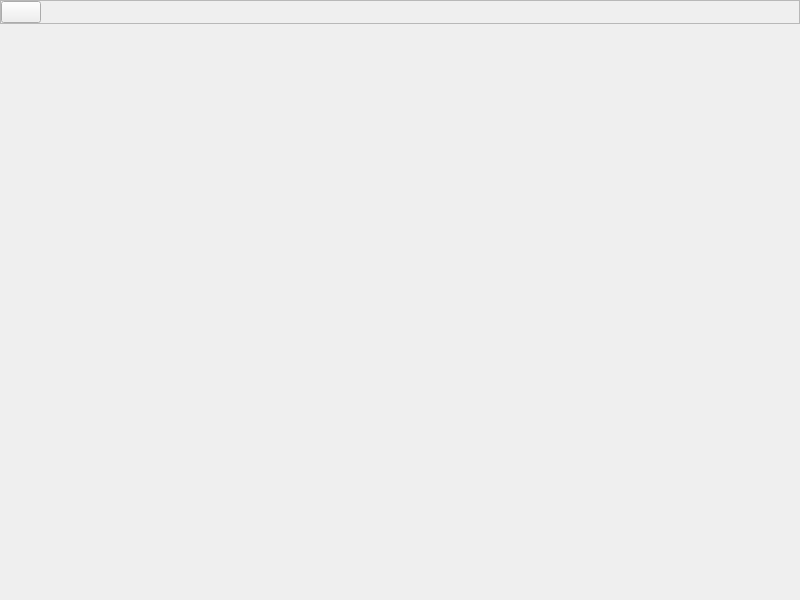
First picture: the form in mainwindow.ui, repository glennnys/Decided, before the edit.
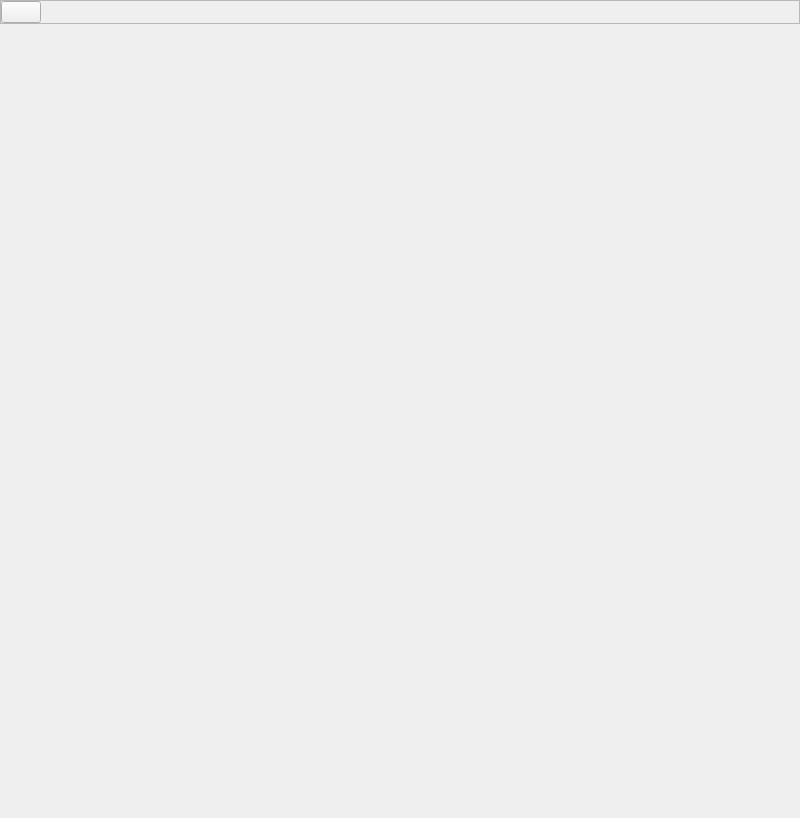
Second picture: the form after the edit. Icons and pictures are not drawn.

The edit to the form file:
```diff
--- a/mainwindow.ui
+++ b/mainwindow.ui
@@ -7,7 +7,7 @@
     <x>0</x>
     <y>0</y>
     <width>800</width>
-    <height>600</height>
+    <height>818</height>
    </rect>
   </property>
   <property name="windowTitle">
```
